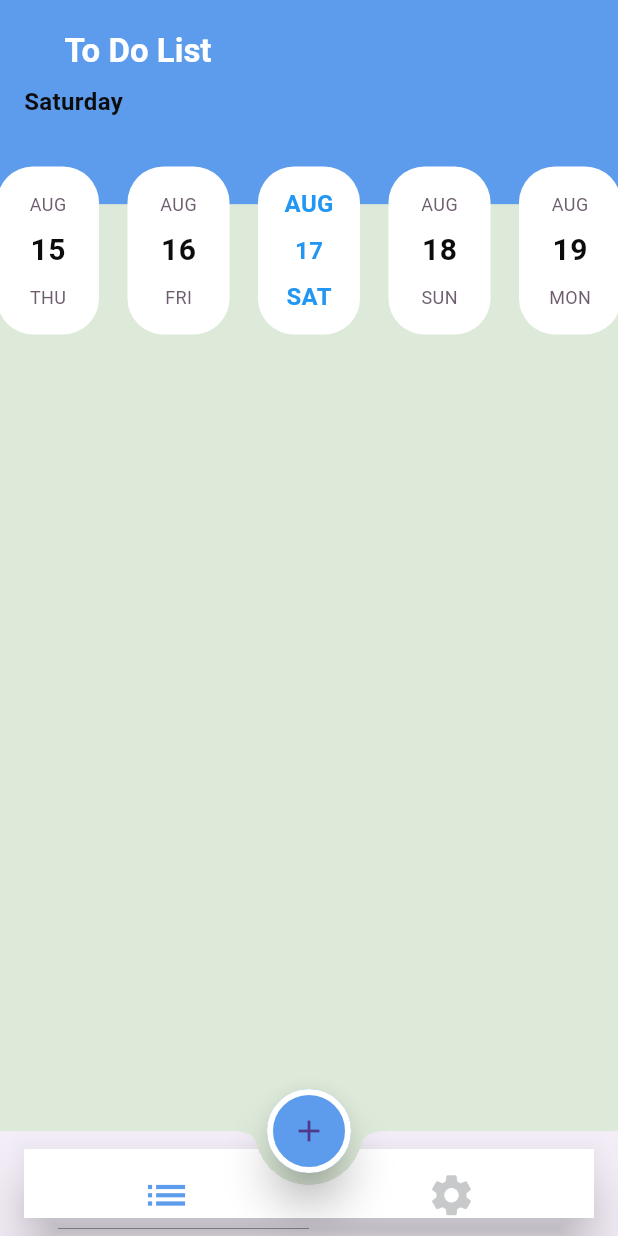
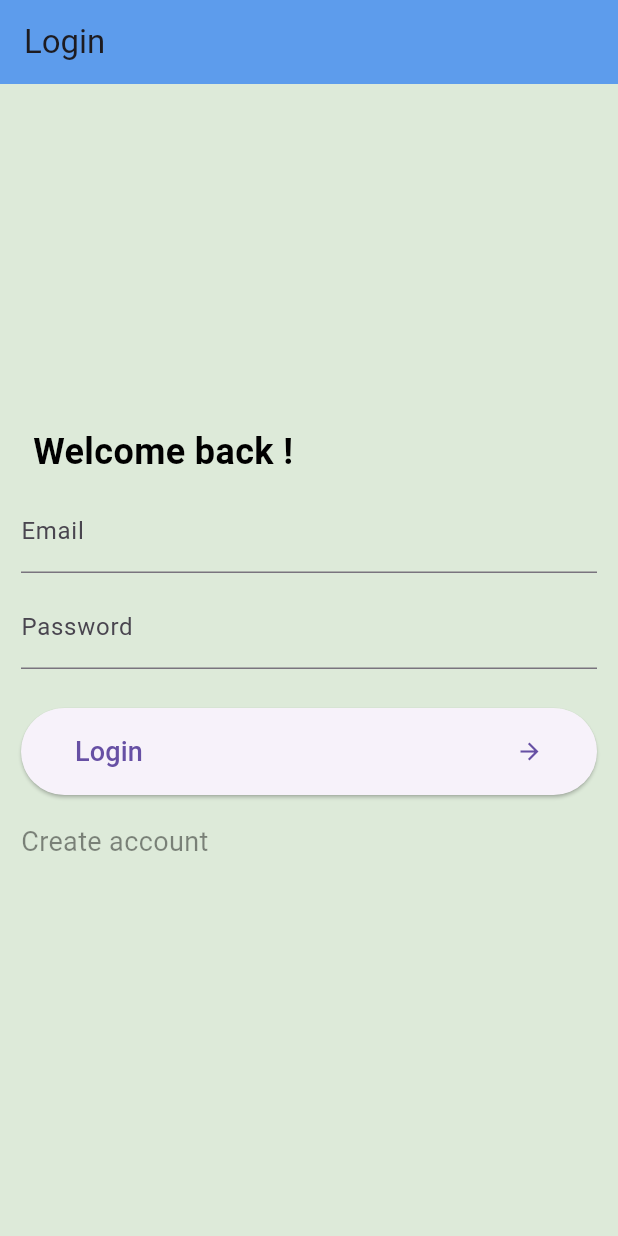
Before and after one commit to omarsherif00/ToDo, a Flutter app: the screen it shows after launch, on a phone screen of 412 x 824 dp. Run offline on Flutter 3.47's test engine with Material 3 defaults, Android fonts, the phone set to English and light mode, and no system bars; drawn by our look-alikes of easy_date_timeline; our stand-ins replace cloud_firestore, firebase_auth, firebase_core; accounts and stored records are empty.

Commit message:
authntication and seperating todos on each account done

```diff
--- /dev/null
+++ b/lib/UI/Screens/login-screen.dart
@@ -0,0 +1,148 @@
+import 'package:cloud_firestore/cloud_firestore.dart';
+import 'package:firebase_auth/firebase_auth.dart';
+import 'package:flutter/material.dart';
+import 'package:todo/UI/Screens/Home.dart';
+import 'package:todo/UI/Screens/register-screen.dart';
+import 'package:todo/utilties/dialogs.dart';
+import 'package:todo/utilties/usermodel.dart';
+
+class LoginScreen extends StatefulWidget {
+  static const String routeName = "login";
+
+  LoginScreen({super.key});
+
+  @override
+  State<LoginScreen> createState() => _LoginScreenState();
+}
+
+class _LoginScreenState extends State<LoginScreen> {
+  String email = "";
+  String password = "";
+
+  @override
+  Widget build(BuildContext context) {
+    return Scaffold(
+      appBar: AppBar(
+        elevation: 0,
+        title: const Text("Login"),
+      ),
+      body: SingleChildScrollView(
+        child: Padding(
+          padding: const EdgeInsets.all(14.0),
+          child: Column(
+            crossAxisAlignment: CrossAxisAlignment.stretch,
+            children: [
+              SizedBox(
+                height: MediaQuery.of(context).size.height * .25,
+              ),
+              const Padding(
+                padding: EdgeInsets.all(8.0),
+                child: Text(
+                  "Welcome back !",
+                  textAlign: TextAlign.start,
+                  style: TextStyle(
+                      fontSize: 24,
+                      color: Colors.black,
+                      fontWeight: FontWeight.bold),
+                ),
+              ),
+              TextFormField(
+                onChanged: (text) {
+                  email = text;
+                },
+                decoration: const InputDecoration(
+                  label: Text(
+                    "Email",
+                  ),
+                ),
+              ),
+              const SizedBox(
+                height: 8,
+              ),
+              TextFormField(
+                onChanged: (text) {
+                  password = text;
+                },
+                obscureText: true,
+                decoration: const InputDecoration(
+                  label: Text(
+                    "Password",
+                  ),
+                ),
+              ),
+              const SizedBox(
+                height: 26,
+              ),
+              ElevatedButton(
+                  onPressed: () {
+                    //ShowLoading(context);
+                   signin();
+                  },
+                  child: const Padding(
+                    padding: EdgeInsets.symmetric(vertical: 16, horizontal: 12),
+                    child: Row(
+                      children: [
+                        Text(
+                          "Login",
+                          style: TextStyle(fontSize: 18),
+                        ),
+                        Spacer(),
+                        Icon(Icons.arrow_forward)
+                      ],
+                    ),
+                  )),
+              const SizedBox(
+                height: 18,
+              ),
+              InkWell(
+                onTap: () {
+                  Navigator.pushNamed(context, RegisterScreen.routeName);
+                },
+                child: const Text(
+                  "Create account",
+                  style: TextStyle(fontSize: 18, color: Colors.black45),
+                ),
+              ),
+            ],
+          ),
+        ),
+      ),
+    );
+  }
+
+  void signin() async {
+    String message;
+    try {
+      ShowLoading(context);
+      final credential = await FirebaseAuth.instance.signInWithEmailAndPassword(
+          email: email,
+          password: password
+      );
+      UserDM.currentUser=await GetDataFromFireStore(credential.user!.uid);
+
+    if(context.mounted) {
+      HideLoading(context);
+      Navigator.pushReplacementNamed(context, Home.routeName);
+    }
+
+    } on FirebaseAuthException catch (e) {
+      if (e.code == 'invalid-credentials') {
+        message='Wrong password or email provided for that user.';
+      } else  {
+        message='something went wrong try again later.';
+      }if(context.mounted){
+        HideLoading(context);
+        ShowErrorDialog(context,title: message);
+      }
+
+    }
+    }
+
+  Future<UserDM> GetDataFromFireStore(String id) async{
+    CollectionReference ref=FirebaseFirestore.instance.collection(UserDM.CollectionName);
+    DocumentReference documentReference=ref.doc(id);
+     DocumentSnapshot snap=await documentReference.get();
+     return UserDM.fromJason(snap.data() as Map<String,dynamic>);
+
+  }
+}
--- a/lib/UI/Screens/main.dart
+++ b/lib/UI/Screens/main.dart
@@ -2,6 +2,8 @@ import 'package:cloud_firestore/cloud_firestore.dart';
 import 'package:firebase_core/firebase_core.dart';
 import 'package:flutter/material.dart';
 import 'package:todo/UI/Screens/Home.dart';
+import 'package:todo/UI/Screens/login-screen.dart';
+import 'package:todo/UI/Screens/register-screen.dart';
 import 'package:todo/UI/Screens/splashscreen.dart';
 import 'package:todo/utilties/AppTheme.dart';
 
@@ -13,7 +15,6 @@ void main() async{
         messagingSenderId: "todo-220aa",
         projectId: "todo-220aa")
   );
-  await FirebaseFirestore.instance.disableNetwork();
   runApp(const MyApp());
 }
 
@@ -30,7 +31,9 @@ class MyApp extends StatelessWidget {
       darkTheme: AppTheme.dark,
       routes: {
         Home.routeName:(_)=>Home(),
-        SplashScreen.routeName:(_)=>SplashScreen()
+        SplashScreen.routeName:(_)=>SplashScreen(),
+        LoginScreen.routeName:(_)=>LoginScreen(),
+        RegisterScreen.routeName:(_)=>RegisterScreen()
 
       },
 initialRoute: SplashScreen.routeName,
--- a/lib/UI/Screens/splashscreen.dart
+++ b/lib/UI/Screens/splashscreen.dart
@@ -1,5 +1,6 @@
 import 'package:flutter/material.dart';
 import 'package:todo/UI/Screens/Home.dart';
+import 'package:todo/UI/Screens/login-screen.dart';
 import 'package:todo/utilties/AppStyle.dart';
 
 class SplashScreen extends StatefulWidget {
@@ -16,7 +17,7 @@ class _SplashScreenState extends State<SplashScreen> {
   void initState() {
     super.initState();
     Future.delayed(Duration(seconds: 2),
-        () => Navigator.pushReplacementNamed(context, Home.routeName));
+        () => Navigator.pushReplacementNamed(context, LoginScreen.routeName));
   }
 
   @override
--- /dev/null
+++ b/lib/utilties/usermodel.dart
@@ -0,0 +1,22 @@
+class UserDM{
+  static const String CollectionName="users";
+  static UserDM? currentUser;
+  String name;
+  String ID;
+  String Email;
+  UserDM({required this.name,required this.ID,required this.Email});
+
+  UserDM.fromJason(Map<String,dynamic> jason):
+    ID=jason['ID'],
+    name=jason['name'],
+    Email=jason['Email'];
+
+
+  Map<String,dynamic> toJason(){
+    return {
+      'ID':ID,
+      'name':name,
+      'Email':Email
+    };
+  }
+}
--- a/pubspec.yaml
+++ b/pubspec.yaml
@@ -38,6 +38,7 @@ dependencies:
   easy_date_timeline: ^1.1.3
   firebase_core: ^2.24.2
   cloud_firestore: ^4.14.0
+  firebase_auth: ^4.16.0
 
 dev_dependencies:
   flutter_test:
```
Also changed, not shown: lib/UI/Screens/AddBottomSheet.dart (+8 -9 lines), lib/UI/Screens/Home.dart (+14 -5 lines), lib/UI/Screens/List_Tab.dart (+20 -7 lines), lib/UI/Screens/register-screen.dart (added, +139 -0 lines), lib/utilties/dialogs.dart (added, +41 -0 lines), pubspec.lock, 2 other files.
